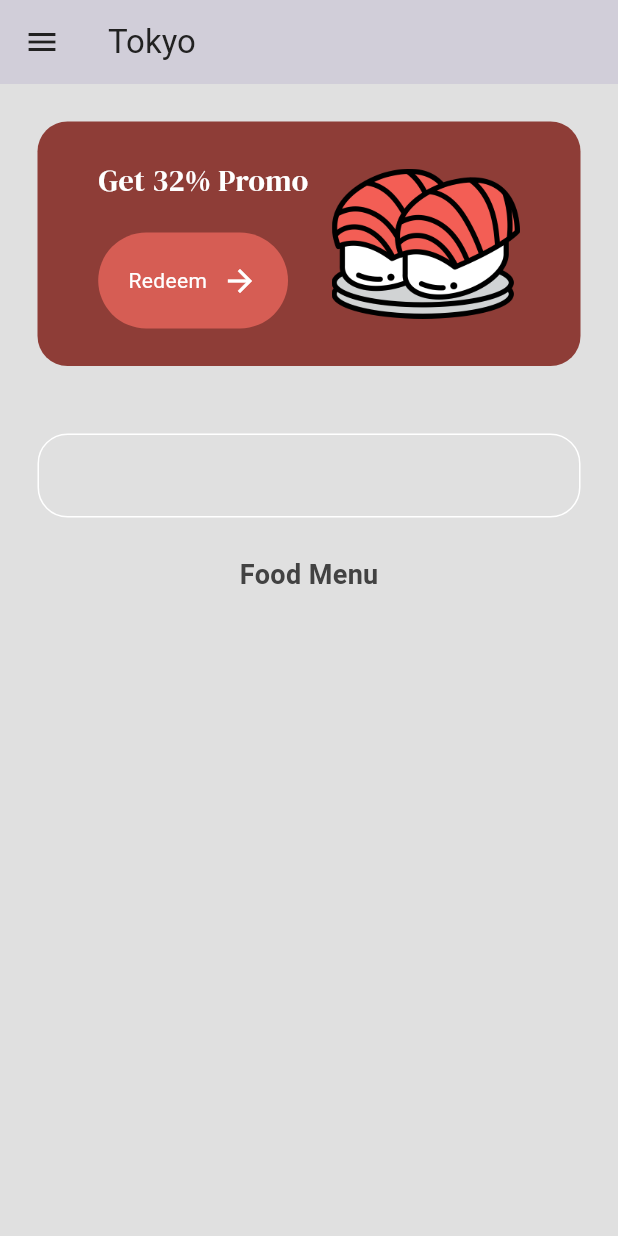
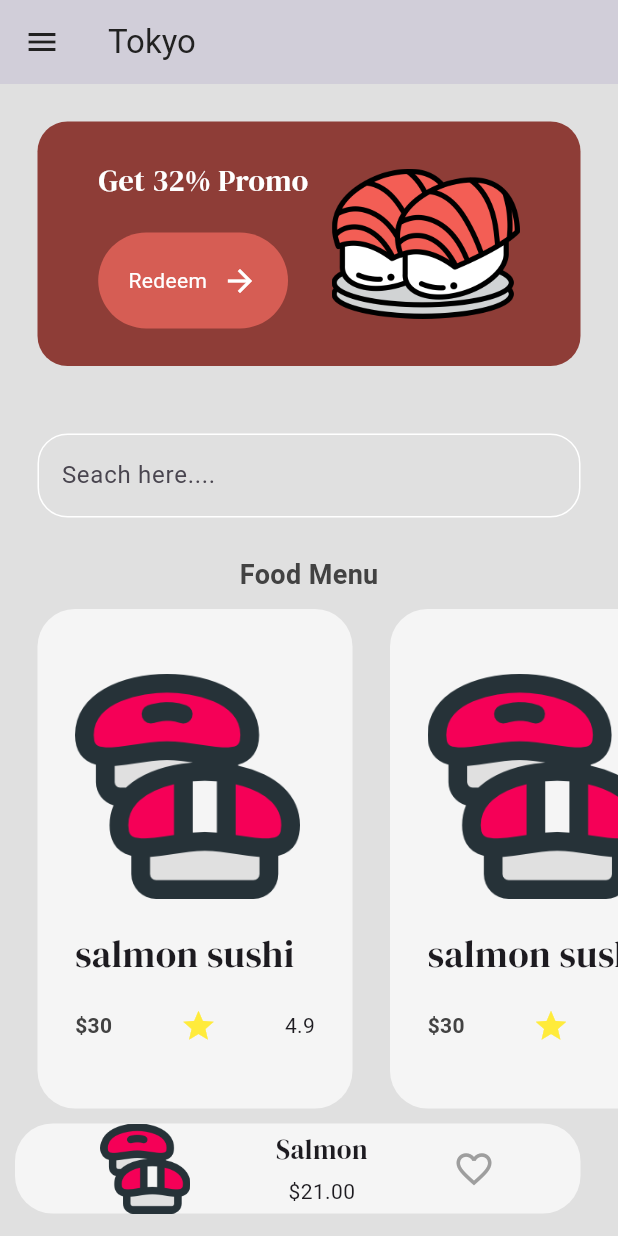
Before and after one commit to AnhTuvx/Flutter-Sushi-Restaurant, a Flutter app: the MenuPage screen opened by its route, on a phone screen of 412 x 824 dp. Run offline on Flutter 3.47's test engine with Material 3 defaults, Android fonts, the phone set to English and light mode, and no system bars; our stand-ins replace google_fonts.

Commit message:
finish page menu

```diff
--- /dev/null
+++ b/lib/compoments/food_tittle.dart
@@ -0,0 +1,57 @@
+import 'package:flutter/material.dart';
+import 'package:google_fonts/google_fonts.dart';
+import 'package:sushi_restaurant_flutter/models/food.dart';
+
+class FoodTittle extends StatelessWidget {
+  final Food food;
+  const FoodTittle({super.key, required this.food});
+
+  @override
+  Widget build(BuildContext context) {
+    return Container(
+      decoration: BoxDecoration(
+        color: Colors.grey[100],
+        borderRadius: BorderRadius.circular(25),
+      ),
+      margin: EdgeInsets.only(left: 25),
+      padding: EdgeInsets.all(25),
+      child: Column(
+        crossAxisAlignment: CrossAxisAlignment.start,
+        mainAxisAlignment: MainAxisAlignment.spaceEvenly,
+        children: [
+          //image
+          Image.asset(
+            food.imagePath,
+            height: 150,
+          ),
+          //text
+          Text(
+            food.name,
+            style: GoogleFonts.dmSerifDisplay(
+              fontSize: 25,
+            ),
+          ),
+          SizedBox(
+            width: 160,
+            child: Row(
+              mainAxisAlignment: MainAxisAlignment.spaceBetween,
+              children: [
+                Text(
+                  "\$" + food.price,
+                  style: TextStyle(
+                      fontWeight: FontWeight.bold, color: Colors.grey[800]),
+                ),
+                Icon(
+                  Icons.star,
+                  color: Colors.yellow[500],
+                ),
+                Text(food.rating),
+              ],
+            ),
+          )
+          //price+rating
+        ],
+      ),
+    );
+  }
+}
--- /dev/null
+++ b/lib/models/food.dart
@@ -0,0 +1,19 @@
+// ignore_for_file: public_member_api_docs, sort_constructors_first
+class Food {
+  String name;
+  String price;
+  String imagePath;
+  String rating;
+
+  Food({
+    required this.name,
+    required this.price,
+    required this.imagePath,
+    required this.rating,
+  });
+
+  String get _name => name;
+  String get _price => _price;
+  String get _imagePath => imagePath;
+  String get _rating => _rating;
+}
--- a/lib/pages/menu_page.dart
+++ b/lib/pages/menu_page.dart
@@ -1,6 +1,8 @@
 import 'package:flutter/material.dart';
 import 'package:google_fonts/google_fonts.dart';
 import 'package:sushi_restaurant_flutter/compoments/button.dart';
+import 'package:sushi_restaurant_flutter/compoments/food_tittle.dart';
+import 'package:sushi_restaurant_flutter/models/food.dart';
 import 'package:sushi_restaurant_flutter/theme/color.dart';
 
 class MenuPage extends StatefulWidget {
@@ -11,6 +13,46 @@ class MenuPage extends StatefulWidget {
 }
 
 class _MenuPageState extends State<MenuPage> {
+  //food menu
+  List foodMenu = [
+    Food(
+        name: "salmon sushi",
+        price: "30",
+        imagePath: "lib/images/820582.png",
+        rating: "4.9"),
+    //salmon sushi
+    Food(
+        name: "salmon sushi",
+        price: "30",
+        imagePath: "lib/images/820582.png",
+        rating: "4.9"),
+    Food(
+        name: "salmon sushi",
+        price: "30",
+        imagePath: "lib/images/820582.png",
+        rating: "4.9"),
+    Food(
+        name: "salmon sushi",
+        price: "30",
+        imagePath: "lib/images/820582.png",
+        rating: "4.9"),
+    Food(
+        name: "salmon sushi",
+        price: "30",
+        imagePath: "lib/images/820582.png",
+        rating: "4.9"),
+    Food(
+        name: "salmon sushi",
+        price: "30",
+        imagePath: "lib/images/820582.png",
+        rating: "4.9"),
+    Food(
+        name: "salmon sushi",
+        price: "30",
+        imagePath: "lib/images/820582.png",
+        rating: "4.9"),
+  ];
+
   @override
   Widget build(BuildContext context) {
     return Scaffold(
@@ -79,6 +121,7 @@ class _MenuPageState extends State<MenuPage> {
                 enabledBorder: OutlineInputBorder(
                     borderSide: BorderSide(color: Colors.white),
                     borderRadius: BorderRadius.circular(20)),
+                hintText: "Seach here....",
               ),
             ),
           ),
@@ -96,6 +139,58 @@ class _MenuPageState extends State<MenuPage> {
               ),
             ),
           ),
+          SizedBox(
+            height: 10,
+          ),
+          Expanded(
+            child: ListView.builder(
+              scrollDirection: Axis.horizontal,
+              itemCount: foodMenu.length,
+              itemBuilder: (context, index) => FoodTittle(
+                food: foodMenu[index],
+              ),
+            ),
+          ),
+          SizedBox(
+            height: 10,
+          ),
+          //popularFood
+          Container(
+            decoration: BoxDecoration(
+                color: Colors.grey[100],
+                borderRadius: BorderRadius.circular(25)),
+            margin: EdgeInsets.only(left: 10, right: 25, bottom: 15),
+            child: Row(
+              mainAxisAlignment: MainAxisAlignment.spaceEvenly,
+              children: [
+                //image
+                Image.asset(
+                  "lib/images/820582.png",
+                  height: 60,
+                ),
+
+                Column(
+                  children: [
+                    Text(
+                      "Salmon",
+                      style: GoogleFonts.dmSerifDisplay(
+                        fontSize: 18,
+                      ),
+                    ),
+                    SizedBox(
+                      height: 5,
+                    ),
+                    Text("\$21.00"),
+                  ],
+                ),
+                Icon(
+                  Icons.favorite_outline,
+                  color: Colors.grey,
+                  size: 28,
+                )
+              ],
+            ),
+          ),
         ],
       ),
     );
```
